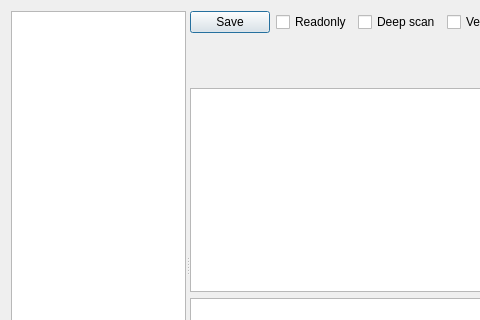
Old version of the form dialogsignatures.ui in the repository horsicq/die_widget; both pictures show x 0 to 480 and y 0 to 320 of the 913 by 529 pixel window.
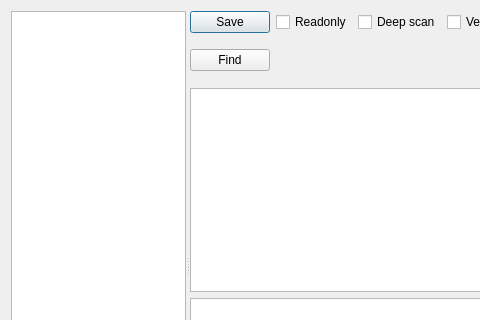
New version of the form. Custom widgets are drawn as their Qt base class.

What changed in the file:
```diff
--- a/dialogsignatures.ui
+++ b/dialogsignatures.ui
@@ -62,7 +62,7 @@
        </item>
       </layout>
      </widget>
-     <widget class="QWidget" name="">
+     <widget class="QWidget" name="layoutWidget">
       <layout class="QVBoxLayout" name="verticalLayout">
        <item>
         <layout class="QHBoxLayout" name="horizontalLayout">
@@ -155,6 +155,13 @@
        </item>
        <item>
         <layout class="QHBoxLayout" name="horizontalLayout_5">
+         <item>
+          <widget class="QPushButton" name="pushButtonFind">
+           <property name="text">
+            <string>Find</string>
+           </property>
+          </widget>
+         </item>
          <item>
           <spacer name="horizontalSpacer_4">
            <property name="orientation">
```
